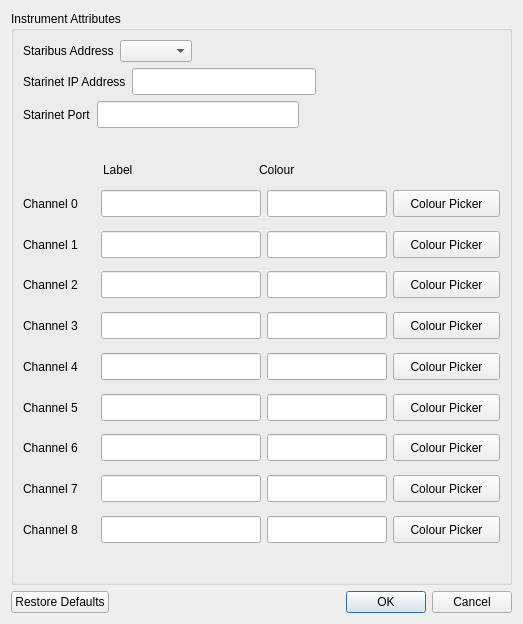
Above: ui/instrumentAttributes.ui from mhorn71/StarbaseMini before the change. Below: the same form after it.
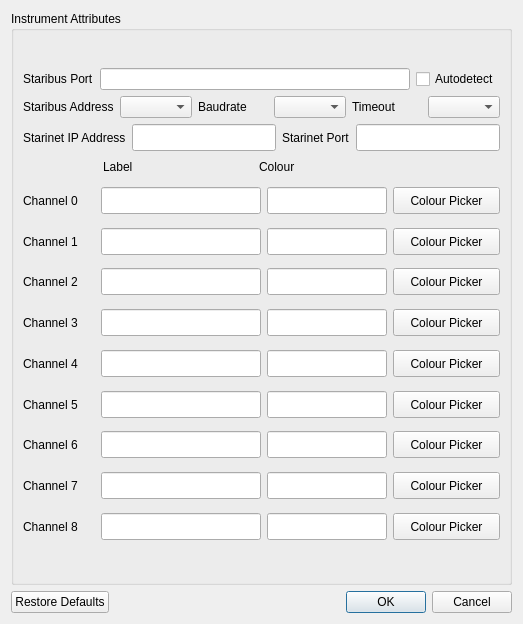
That is the form after the change.

Commit message: Updated instrument attributes panel to include staribus port, baudrate, timeout and auto detect, in anticipation of Instrument XML Updates.

The edit to the form file:
```diff
--- a/ui/instrumentAttributes.ui
+++ b/ui/instrumentAttributes.ui
@@ -35,7 +35,7 @@
       <string>Instrument Attributes</string>
      </property>
      <layout class="QGridLayout" name="gridLayout_4">
-      <item row="3" column="0">
+      <item row="4" column="0">
        <spacer name="verticalSpacer_2">
         <property name="orientation">
          <enum>Qt::Vertical</enum>
@@ -48,116 +48,20 @@
         </property>
        </spacer>
       </item>
-      <item row="0" column="0">
-       <layout class="QGridLayout" name="gridLayout">
-        <item row="0" column="0">
-         <layout class="QHBoxLayout" name="horizontalLayout">
-          <item>
-           <widget class="QLabel" name="label">
-            <property name="text">
-             <string>Staribus Address</string>
-            </property>
-           </widget>
-          </item>
-          <item>
-           <widget class="QComboBox" name="comboBox">
-            <property name="maxCount">
-             <number>253</number>
-            </property>
-           </widget>
-          </item>
-          <item>
-           <spacer name="horizontalSpacer_6">
-            <property name="orientation">
-             <enum>Qt::Horizontal</enum>
-            </property>
-            <property name="sizeHint" stdset="0">
-             <size>
-              <width>40</width>
-              <height>20</height>
-             </size>
-            </property>
-           </spacer>
-          </item>
-         </layout>
-        </item>
-        <item row="1" column="0">
-         <layout class="QHBoxLayout" name="horizontalLayout_2">
-          <item>
-           <widget class="QLabel" name="label_2">
-            <property name="text">
-             <string>Starinet IP Address</string>
-            </property>
-           </widget>
-          </item>
-          <item>
-           <widget class="QLineEdit" name="StarinetAddressLineEdit">
-            <property name="minimumSize">
-             <size>
-              <width>129</width>
-              <height>27</height>
-             </size>
-            </property>
-            <property name="maxLength">
-             <number>15</number>
-            </property>
-           </widget>
-          </item>
-          <item>
-           <spacer name="horizontalSpacer_5">
-            <property name="orientation">
-             <enum>Qt::Horizontal</enum>
-            </property>
-            <property name="sizeHint" stdset="0">
-             <size>
-              <width>40</width>
-              <height>20</height>
-             </size>
-            </property>
-           </spacer>
-          </item>
-         </layout>
-        </item>
-        <item row="2" column="0">
-         <layout class="QHBoxLayout" name="horizontalLayout_3">
-          <item>
-           <widget class="QLabel" name="label_3">
-            <property name="text">
-             <string>Starinet Port</string>
-            </property>
-           </widget>
-          </item>
-          <item>
-           <widget class="QLineEdit" name="StarinetPortLineEdit">
-            <property name="minimumSize">
-             <size>
-              <width>170</width>
-              <height>27</height>
-             </size>
-            </property>
-            <property name="maxLength">
-             <number>5</number>
-            </property>
-           </widget>
-          </item>
-          <item>
-           <spacer name="horizontalSpacer_4">
-            <property name="orientation">
-             <enum>Qt::Horizontal</enum>
-            </property>
-            <property name="sizeHint" stdset="0">
-             <size>
-              <width>40</width>
-              <height>20</height>
-             </size>
-            </property>
-           </spacer>
-          </item>
-         </layout>
-        </item>
-       </layout>
+      <item row="1" column="0">
+       <spacer name="verticalSpacer">
+        <property name="orientation">
+         <enum>Qt::Vertical</enum>
+        </property>
+        <property name="sizeHint" stdset="0">
+         <size>
+          <width>20</width>
+          <height>40</height>
+         </size>
+        </property>
+       </spacer>
       </item>
-      <item row="2" column="0">
+      <item row="3" column="0">
        <layout class="QGridLayout" name="gridLayout_2">
         <item row="2" column="0">
          <layout class="QHBoxLayout" name="horizontalLayout_4">
@@ -944,18 +848,112 @@
         </item>
        </layout>
       </item>
-      <item row="1" column="0">
-       <spacer name="verticalSpacer">
-        <property name="orientation">
-         <enum>Qt::Vertical</enum>
-        </property>
-        <property name="sizeHint" stdset="0">
-         <size>
-          <width>20</width>
-          <height>40</height>
-         </size>
-        </property>
-       </spacer>
+      <item row="2" column="0">
+       <layout class="QGridLayout" name="gridLayout">
+        <item row="0" column="0">
+         <layout class="QHBoxLayout" name="horizontalLayout">
+          <item>
+           <widget class="QLabel" name="label_15">
+            <property name="text">
+             <string>Staribus Port</string>
+            </property>
+           </widget>
+          </item>
+          <item>
+           <widget class="QLineEdit" name="StaribusPortLineEdit"/>
+          </item>
+          <item>
+           <widget class="QCheckBox" name="StaribusAutodetectCheckBox">
+            <property name="text">
+             <string>Autodetect</string>
+            </property>
+           </widget>
+          </item>
+         </layout>
+        </item>
+        <item row="1" column="0">
+         <layout class="QHBoxLayout" name="horizontalLayout_2">
+          <item>
+           <widget class="QLabel" name="label">
+            <property name="text">
+             <string>Staribus Address</string>
+            </property>
+           </widget>
+          </item>
+          <item>
+           <widget class="QComboBox" name="comboBox">
+            <property name="maxCount">
+             <number>253</number>
+            </property>
+           </widget>
+          </item>
+          <item>
+           <widget class="QLabel" name="label_16">
+            <property name="text">
+             <string>Baudrate</string>
+            </property>
+           </widget>
+          </item>
+          <item>
+           <widget class="QComboBox" name="BaudrateCombobox"/>
+          </item>
+          <item>
+           <widget class="QLabel" name="label_17">
+            <property name="text">
+             <string>Timeout</string>
+            </property>
+           </widget>
+          </item>
+          <item>
+           <widget class="QComboBox" name="TimeoutCombobox"/>
+          </item>
+         </layout>
+        </item>
+        <item row="2" column="0">
+         <layout class="QHBoxLayout" name="horizontalLayout_3">
+          <item>
+           <widget class="QLabel" name="label_2">
+            <property name="text">
+             <string>Starinet IP Address</string>
+            </property>
+           </widget>
+          </item>
+          <item>
+           <widget class="QLineEdit" name="StarinetAddressLineEdit">
+            <property name="minimumSize">
+             <size>
+              <width>129</width>
+              <height>27</height>
+             </size>
+            </property>
+            <property name="maxLength">
+             <number>15</number>
+            </property>
+           </widget>
+          </item>
+          <item>
+           <widget class="QLabel" name="label_3">
+            <property name="text">
+             <string>Starinet Port</string>
+            </property>
+           </widget>
+          </item>
+          <item>
+           <widget class="QLineEdit" name="StarinetPortLineEdit">
+            <property name="minimumSize">
+             <size>
+              <width>50</width>
+              <height>27</height>
+             </size>
+            </property>
+            <property name="maxLength">
+             <number>5</number>
+            </property>
+           </widget>
+          </item>
+         </layout>
+        </item>
+       </layout>
       </item>
      </layout>
     </widget>
```
The commit also changes 1 other file.
